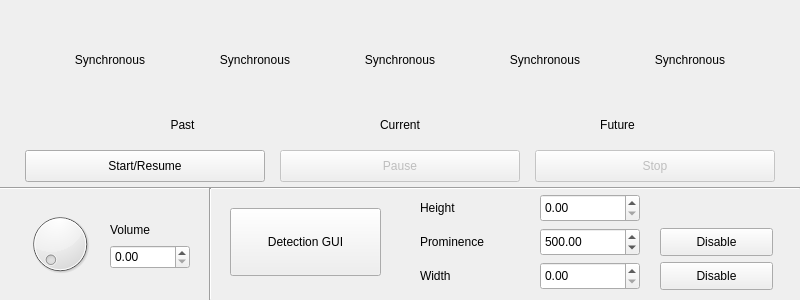
Old version of the form cardio_audio_sleep/commands/gui.ui in the repository fcbg-platforms/eeg-cardio-audio-sleep.
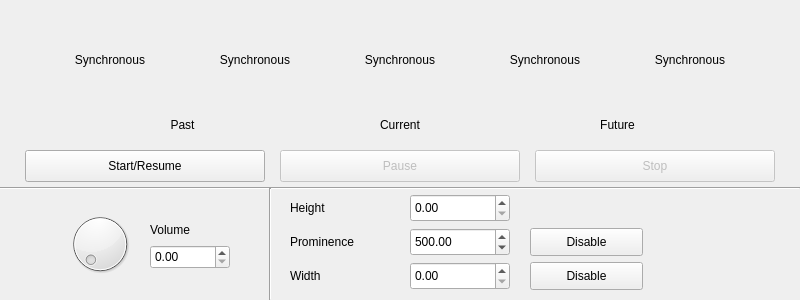
New version of the form.

Commit message: update GUI, remove pds GUI button

The edit to the form file:
```diff
--- a/cardio_audio_sleep/commands/gui.ui
+++ b/cardio_audio_sleep/commands/gui.ui
@@ -280,7 +280,7 @@
    <widget class="QDoubleSpinBox" name="doubleSpinBox_height">
     <property name="geometry">
      <rect>
-      <x>540</x>
+      <x>410</x>
       <y>194</y>
       <width>100</width>
       <height>28</height>
@@ -292,11 +292,14 @@
       <verstretch>0</verstretch>
      </sizepolicy>
     </property>
+    <property name="maximum">
+     <double>100.000000000000000</double>
+    </property>
    </widget>
    <widget class="QPushButton" name="pushButton_prominence">
     <property name="geometry">
      <rect>
-      <x>660</x>
+      <x>530</x>
       <y>228</y>
       <width>113</width>
       <height>28</height>
@@ -315,7 +318,7 @@
    <widget class="QPushButton" name="pushButton_width">
     <property name="geometry">
      <rect>
-      <x>660</x>
+      <x>530</x>
       <y>262</y>
       <width>113</width>
       <height>28</height>
@@ -334,7 +337,7 @@
    <widget class="QDoubleSpinBox" name="doubleSpinBox_prominence">
     <property name="geometry">
      <rect>
-      <x>540</x>
+      <x>410</x>
       <y>228</y>
       <width>100</width>
       <height>28</height>
@@ -365,7 +368,7 @@
    <widget class="QDoubleSpinBox" name="doubleSpinBox_width">
     <property name="geometry">
      <rect>
-      <x>540</x>
+      <x>410</x>
       <y>262</y>
       <width>100</width>
       <height>28</height>
@@ -377,11 +380,14 @@
       <verstretch>0</verstretch>
      </sizepolicy>
     </property>
+    <property name="maximum">
+     <double>50.000000000000000</double>
+    </property>
    </widget>
    <widget class="QLabel" name="height">
     <property name="geometry">
      <rect>
-      <x>420</x>
+      <x>290</x>
       <y>194</y>
       <width>120</width>
       <height>28</height>
@@ -400,7 +406,7 @@
    <widget class="QLabel" name="prominence">
     <property name="geometry">
      <rect>
-      <x>420</x>
+      <x>290</x>
       <y>228</y>
       <width>120</width>
       <height>28</height>
@@ -419,7 +425,7 @@
    <widget class="QLabel" name="width">
     <property name="geometry">
      <rect>
-      <x>420</x>
+      <x>290</x>
       <y>262</y>
       <width>120</width>
       <height>28</height>
@@ -454,29 +460,10 @@
      <enum>Qt::Horizontal</enum>
     </property>
    </widget>
-   <widget class="QPushButton" name="pushButton_detection_gui">
-    <property name="geometry">
-     <rect>
-      <x>230</x>
-      <y>208</y>
-      <width>151</width>
-      <height>68</height>
-     </rect>
-    </property>
-    <property name="sizePolicy">
-     <sizepolicy hsizetype="Fixed" vsizetype="Fixed">
-      <horstretch>0</horstretch>
-      <verstretch>0</verstretch>
-     </sizepolicy>
-    </property>
-    <property name="text">
-     <string>Detection GUI</string>
-    </property>
-   </widget>
    <widget class="QDial" name="dial_volume">
     <property name="geometry">
      <rect>
-      <x>25</x>
+      <x>65</x>
       <y>210</y>
       <width>70</width>
       <height>68</height>
@@ -495,7 +482,7 @@
    <widget class="Line" name="line_2">
     <property name="geometry">
      <rect>
-      <x>200</x>
+      <x>260</x>
       <y>188</y>
       <width>20</width>
       <height>112</height>
@@ -514,7 +501,7 @@
    <widget class="QLabel" name="volume">
     <property name="geometry">
      <rect>
-      <x>110</x>
+      <x>150</x>
       <y>215</y>
       <width>60</width>
       <height>30</height>
@@ -533,7 +520,7 @@
    <widget class="QDoubleSpinBox" name="doubleSpinBox_volume">
     <property name="geometry">
      <rect>
-      <x>110</x>
+      <x>150</x>
       <y>245</y>
       <width>80</width>
       <height>24</height>
```
The commit also changes 1 other file.
